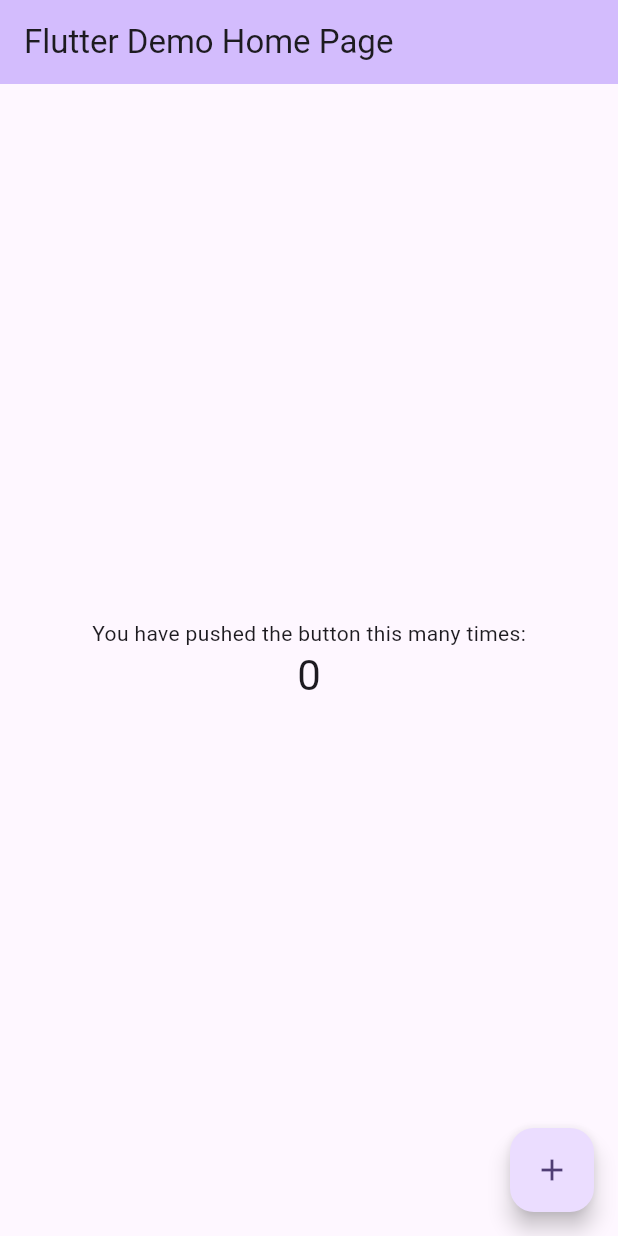
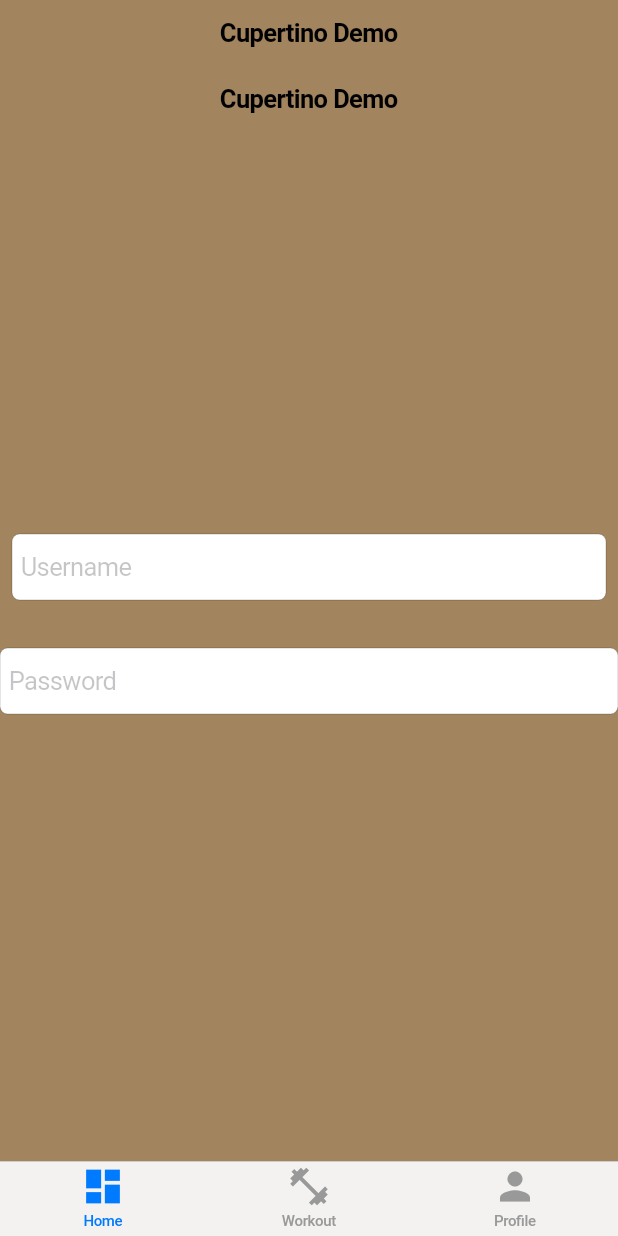
Before and after one commit to Thomas-Chambers/senior_design, a Flutter app: the screen it shows after launch, on a phone screen of 412 x 824 dp. Run offline on Flutter 3.47's test engine with Material 2 defaults, Android fonts, the phone set to English and light mode, and no system bars.

Commit message:
testing flutter

```diff
--- a/lib/main.dart
+++ b/lib/main.dart
@@ -1,4 +1,8 @@
 import 'package:flutter/material.dart';
+import 'package:flutter/cupertino.dart';
+import 'package:senior_design/screens/login1.dart';
+import 'package:senior_design/screens/profile.dart';
+import 'package:senior_design/screens/workout.dart';
 
 void main() {
   runApp(const MyApp());
@@ -7,29 +11,12 @@ void main() {
 class MyApp extends StatelessWidget {
   const MyApp({super.key});
 
-  // This widget is the root of your application.
   @override
   Widget build(BuildContext context) {
-    return MaterialApp(
+    return CupertinoApp(
       title: 'Flutter Demo',
-      theme: ThemeData(
-        // This is the theme of your application.
-        //
-        // TRY THIS: Try running your application with "flutter run". You'll see
-        // the application has a blue toolbar. Then, without quitting the app,
-        // try changing the seedColor in the colorScheme below to Colors.green
-        // and then invoke "hot reload" (save your changes or press the "hot
-        // reload" button in a Flutter-supported IDE, or press "r" if you used
-        // the command line to start the app).
-        //
-        // Notice that the counter didn't reset back to zero; the application
-        // state is not lost during the reload. To reset the state, use hot
-        // restart instead.
-        //
-        // This works for code too, not just values: Most code changes can be
-        // tested with just a hot reload.
-        colorScheme: ColorScheme.fromSeed(seedColor: Colors.deepPurple),
-        useMaterial3: true,
+      theme: CupertinoThemeData(
+          brightness: Brightness.light,
       ),
       home: const MyHomePage(title: 'Flutter Demo Home Page'),
     );
@@ -39,15 +26,6 @@ class MyApp extends StatelessWidget {
 class MyHomePage extends StatefulWidget {
   const MyHomePage({super.key, required this.title});
 
-  // This widget is the home page of your application. It is stateful, meaning
-  // that it has a State object (defined below) that contains fields that affect
-  // how it looks.
-
-  // This class is the configuration for the state. It holds the values (in this
-  // case the title) provided by the parent (in this case the App widget) and
-  // used by the build method of the State. Fields in a Widget subclass are
-  // always marked "final".
-
   final String title;
 
   @override
@@ -55,71 +33,35 @@ class MyHomePage extends StatefulWidget {
 }
 
 class _MyHomePageState extends State<MyHomePage> {
-  int _counter = 0;
-
-  void _incrementCounter() {
-    setState(() {
-      // This call to setState tells the Flutter framework that something has
-      // changed in this State, which causes it to rerun the build method below
-      // so that the display can reflect the updated values. If we changed
-      // _counter without calling setState(), then the build method would not be
-      // called again, and so nothing would appear to happen.
-      _counter++;
-    });
-  }
+  final List<Widget> _tabs = [
+    login1(), // see the HomeTab class below
+    const WorkoutTab(), // see the WorkoutTab class below
+    const ProfileTab() // see the SettingsTab class below
+  ];
 
   @override
   Widget build(BuildContext context) {
-    // This method is rerun every time setState is called, for instance as done
-    // by the _incrementCounter method above.
-    //
-    // The Flutter framework has been optimized to make rerunning build methods
-    // fast, so that you can just rebuild anything that needs updating rather
-    // than having to individually change instances of widgets.
-    return Scaffold(
-      appBar: AppBar(
-        // TRY THIS: Try changing the color here to a specific color (to
-        // Colors.amber, perhaps?) and trigger a hot reload to see the AppBar
-        // change color while the other colors stay the same.
-        backgroundColor: Theme.of(context).colorScheme.inversePrimary,
-        // Here we take the value from the MyHomePage object that was created by
-        // the App.build method, and use it to set our appbar title.
-        title: Text(widget.title),
+    return CupertinoPageScaffold(
+
+      backgroundColor: CupertinoColors.systemBrown,
+      navigationBar: const CupertinoNavigationBar(
+        middle: Text('Cupertino Demo'),
       ),
-      body: Center(
-        // Center is a layout widget. It takes a single child and positions it
-        // in the middle of the parent.
-        child: Column(
-          // Column is also a layout widget. It takes a list of children and
-          // arranges them vertically. By default, it sizes itself to fit its
-          // children horizontally, and tries to be as tall as its parent.
-          //
-          // Column has various properties to control how it sizes itself and
-          // how it positions its children. Here we use mainAxisAlignment to
-          // center the children vertically; the main axis here is the vertical
-          // axis because Columns are vertical (the cross axis would be
-          // horizontal).
-          //
-          // TRY THIS: Invoke "debug painting" (choose the "Toggle Debug Paint"
-          // action in the IDE, or press "p" in the console), to see the
-          // wireframe for each widget.
-          mainAxisAlignment: MainAxisAlignment.center,
-          children: <Widget>[
-            const Text(
-              'You have pushed the button this many times:',
-            ),
-            Text(
-              '$_counter',
-              style: Theme.of(context).textTheme.headlineMedium,
-            ),
-          ],
-        ),
-      ),
-      floatingActionButton: FloatingActionButton(
-        onPressed: _incrementCounter,
-        tooltip: 'Increment',
-        child: const Icon(Icons.add),
-      ), // This trailing comma makes auto-formatting nicer for build methods.
+      child: CupertinoTabScaffold(
+          tabBar: CupertinoTabBar(
+            items: const [
+              BottomNavigationBarItem(icon: Icon(Icons.dashboard), label: 'Home'),
+              BottomNavigationBarItem(
+                  icon: Icon(Icons.fitness_center), label: 'Workout'),
+              BottomNavigationBarItem(
+                  icon: Icon(Icons.person), label: 'Profile'),
+            ],
+          ),
+          tabBuilder: (BuildContext context, index) {
+            return _tabs[index];
+          }),
+      //add a bottom navigation bar
+
     );
   }
 }
--- /dev/null
+++ b/lib/screens/login1.dart
@@ -0,0 +1,54 @@
+import 'package:flutter/cupertino.dart';
+
+class login1 extends StatefulWidget {
+  @override
+  _login1State createState() => _login1State();
+}
+
+class _login1State extends State<login1> {
+  //set up variables for username and password
+  String username = '';
+  String password = '';
+  @override
+  Widget build(BuildContext context) {
+    return CupertinoPageScaffold(
+      backgroundColor: CupertinoColors.systemBrown,
+      navigationBar: const CupertinoNavigationBar(
+        middle: Text('Cupertino Demo'),
+      ),
+      child: Center(
+        child: Column(
+          mainAxisAlignment: MainAxisAlignment.center,
+          children: <Widget>[
+            //cupertino Text Fields for username and password
+            Padding(
+              padding: const EdgeInsets.all(8.0),
+              child: CupertinoTextField(
+              placeholder: 'Username',
+              padding: const EdgeInsets.symmetric(horizontal: 6, vertical: 12),
+              clearButtonMode: OverlayVisibilityMode.editing,
+                onChanged: (value) {
+                  setState(() {
+                    username = value;
+                  });
+                },
+            ),
+            ),
+            const Padding(padding: EdgeInsets.symmetric(vertical: 12)),
+            CupertinoTextField(
+              placeholder: 'Password',
+              padding: const EdgeInsets.symmetric(horizontal: 6, vertical: 12),
+              obscureText: true,
+              clearButtonMode: OverlayVisibilityMode.editing,
+              onChanged: (value) {
+                setState(() {
+                  password = value;
+                });
+              },
+            ),
+          ],
+        ),
+      ),
+    );
+  }
+}
--- /dev/null
+++ b/lib/screens/profile.dart
@@ -0,0 +1,19 @@
+import 'package:flutter/cupertino.dart';
+import 'package:flutter/material.dart';
+
+//page that says profile
+class ProfileTab extends StatefulWidget {
+  const ProfileTab({Key? key}) : super(key: key);
+
+  @override
+  State<ProfileTab> createState() => _ProfileTabState();
+}
+
+class _ProfileTabState extends State<ProfileTab> {
+  @override
+  Widget build(BuildContext context) {
+    return const Center(
+      child: CupertinoButton(child: Text("data"), onPressed: null),
+    );
+  }
+}
--- /dev/null
+++ b/lib/screens/workout.dart
@@ -0,0 +1,18 @@
+import 'package:flutter/cupertino.dart';
+
+//page that says profile
+class WorkoutTab extends StatefulWidget {
+  const WorkoutTab({Key? key}) : super(key: key);
+
+  @override
+  State<WorkoutTab> createState() => _WorkoutTabState();
+}
+
+class _WorkoutTabState extends State<WorkoutTab> {
+  @override
+  Widget build(BuildContext context) {
+    return const Center(
+      child: Text('Workout'),
+    );
+  }
+}
```
